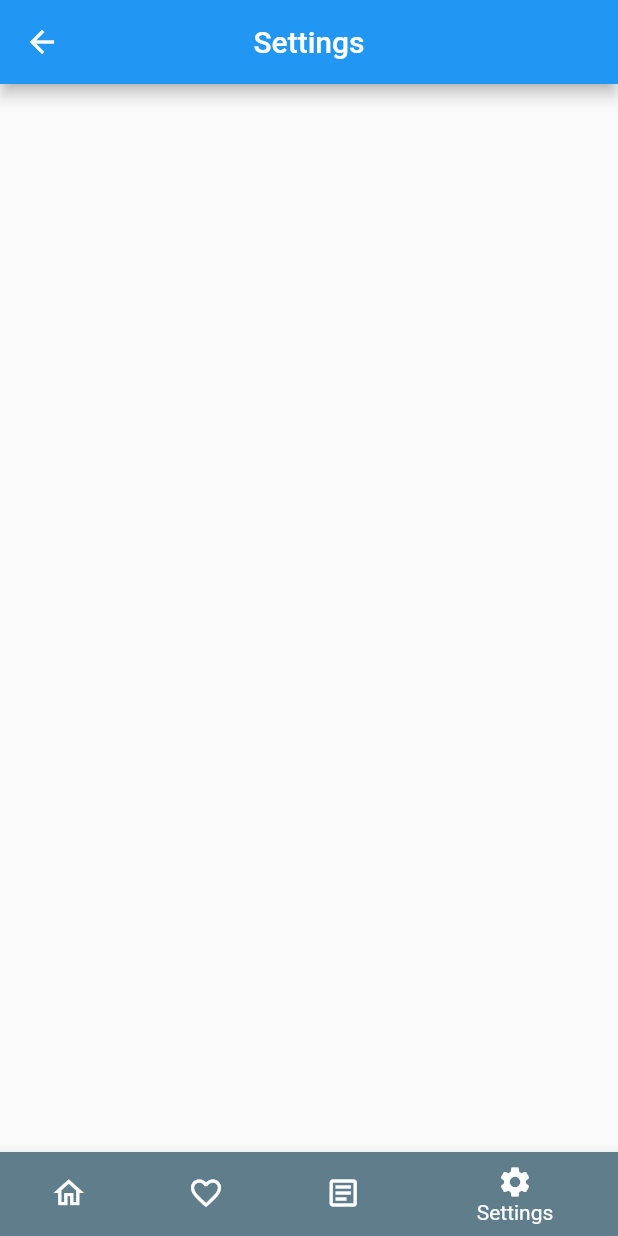
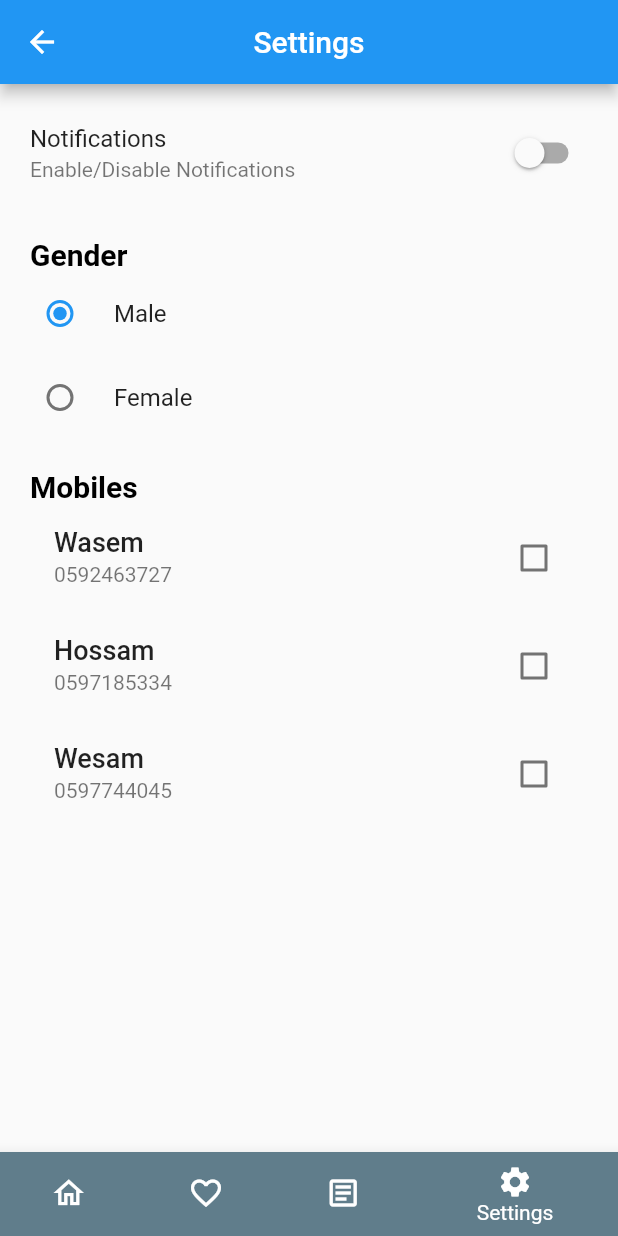
Before and after one commit to WasemAljundy/e_commerce_app, a Flutter app: the MainScreen screen opened by its route, item 4 of the bottom bar chosen, on a phone screen of 412 x 824 dp. Run offline on Flutter 3.47's test engine with Material 2 defaults, Android fonts, the phone set to English and light mode, and no system bars.

Commit message:
Third stage on progress: Settings Screen Created.

```diff
--- /dev/null
+++ b/lib/models/contact_info.dart
@@ -0,0 +1,11 @@
+class ContactInfo {
+  final String title;
+  final String number;
+  bool selected;
+
+  ContactInfo({
+    required this.title,
+    required this.number,
+    this.selected = false,
+  });
+}
--- a/lib/screens/bn_screens/settings_screen.dart
+++ b/lib/screens/bn_screens/settings_screen.dart
@@ -1,4 +1,5 @@
 import 'package:flutter/material.dart';
+import 'package:ui_app/models/contact_info.dart';
 
 class SettingsScreen extends StatefulWidget {
   const SettingsScreen({Key? key}) : super(key: key);
@@ -8,8 +9,99 @@ class SettingsScreen extends StatefulWidget {
 }
 
 class _SettingsScreenState extends State<SettingsScreen> {
+  bool _notifications = false;
+  String _gender = 'M';
+  final List<ContactInfo> _contactInfo = <ContactInfo>[
+    ContactInfo(title: 'Wasem', number: '0592463727'),
+    ContactInfo(title: 'Hossam', number: '0597185334'),
+    ContactInfo(title: 'Wesam', number: '0597744045'),
+  ];
+
   @override
   Widget build(BuildContext context) {
-    return Container();
+    return ListView(
+      padding: const EdgeInsets.symmetric(horizontal: 20, vertical: 10),
+      children: [
+        SwitchListTile(
+          contentPadding: EdgeInsets.zero,
+          value: _notifications,
+          onChanged: (bool value) => setState(() {
+            _notifications = value;
+          }),
+          title: const Text('Notifications'),
+          subtitle: const Text('Enable/Disable Notifications'),
+        ),
+        const SizedBox(
+          height: 20,
+        ),
+        const Text(
+          'Gender',
+          style: TextStyle(
+            color: Colors.black,
+            fontWeight: FontWeight.bold,
+            fontSize: 20,
+          ),
+        ),
+        RadioListTile<String>(
+          contentPadding: EdgeInsets.zero,
+          title: const Text('Male'),
+          value: 'M',
+          groupValue: _gender,
+          onChanged: (String? value) {
+            if (value != null) {
+              setState(() {
+                _gender = value;
+              });
+            }
+          },
+        ),
+        RadioListTile<String>(
+          contentPadding: EdgeInsets.zero,
+          title: const Text('Female'),
+          value: 'F',
+          groupValue: _gender,
+          onChanged: (String? value) {
+            if (value != null) {
+              setState(() {
+                _gender = value;
+              });
+            }
+          },
+        ),
+        const SizedBox(
+          height: 20,
+        ),
+        const Text(
+          'Mobiles',
+          style: TextStyle(
+            color: Colors.black,
+            fontWeight: FontWeight.bold,
+            fontSize: 20,
+          ),
+        ),
+        ListView.builder(
+          shrinkWrap: true,
+          itemCount: _contactInfo.length,
+          itemBuilder: (context, index) {
+            return CheckboxListTile(
+              title: Text(
+                _contactInfo[index].title,
+                style:
+                    const TextStyle(fontSize: 18, fontWeight: FontWeight.w500),
+              ),
+              subtitle: Text(_contactInfo[index].number),
+              value: _contactInfo[index].selected,
+              onChanged: (bool? value) {
+                if (value != null) {
+                  setState(() {
+                    _contactInfo[index].selected = value;
+                  });
+                }
+              },
+            );
+          },
+        )
+      ],
+    );
   }
 }
```
Also changed, not shown: lib/screens/bn_screens/home_screen.dart (+0 -42 lines).
